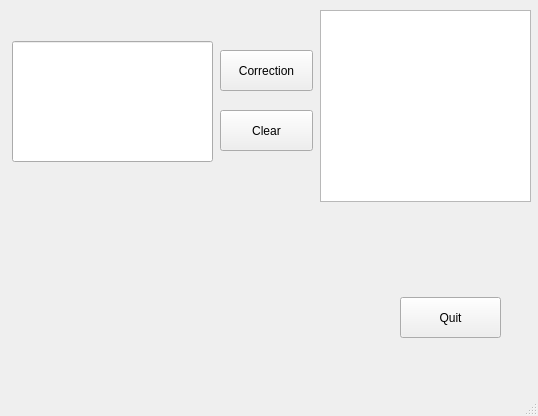
The window that display.ui (Steve-NTN/NLP_Python) describes before a commit, drawn with Qt 5.
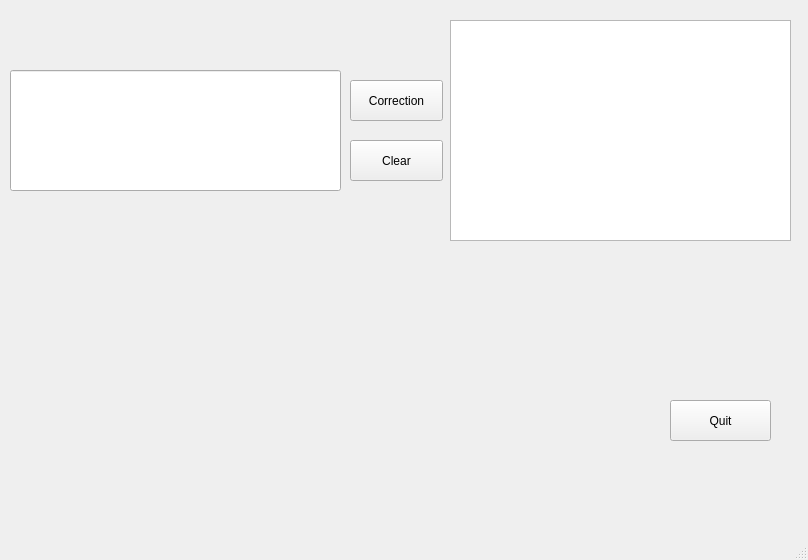
The same window after the commit.

Commit message: Edit and add bi-gram in spell.py and display.py

What changed in the file:
```diff
--- a/display.ui
+++ b/display.ui
@@ -6,8 +6,8 @@
    <rect>
     <x>0</x>
     <y>0</y>
-    <width>538</width>
-    <height>416</height>
+    <width>808</width>
+    <height>560</height>
    </rect>
   </property>
   <property name="windowTitle">
@@ -17,8 +17,8 @@
    <widget class="QPushButton" name="pushButton">
     <property name="geometry">
      <rect>
-      <x>220</x>
-      <y>50</y>
+      <x>350</x>
+      <y>80</y>
       <width>93</width>
       <height>41</height>
      </rect>
@@ -30,8 +30,8 @@
    <widget class="QPushButton" name="pushButton_2">
     <property name="geometry">
      <rect>
-      <x>400</x>
-      <y>297</y>
+      <x>670</x>
+      <y>400</y>
       <width>101</width>
       <height>41</height>
      </rect>
@@ -43,8 +43,8 @@
    <widget class="QPushButton" name="pushButton_3">
     <property name="geometry">
      <rect>
-      <x>220</x>
-      <y>110</y>
+      <x>350</x>
+      <y>140</y>
       <width>93</width>
       <height>41</height>
      </rect>
@@ -56,9 +56,9 @@
    <widget class="QLineEdit" name="lineEdit">
     <property name="geometry">
      <rect>
-      <x>12</x>
-      <y>41</y>
-      <width>201</width>
+      <x>10</x>
+      <y>70</y>
+      <width>331</width>
       <height>121</height>
      </rect>
     </property>
@@ -66,10 +66,10 @@
    <widget class="QListWidget" name="listWidget">
     <property name="geometry">
      <rect>
-      <x>320</x>
-      <y>10</y>
-      <width>211</width>
-      <height>192</height>
+      <x>450</x>
+      <y>20</y>
+      <width>341</width>
+      <height>221</height>
      </rect>
     </property>
    </widget>
```
Left out of the diff: 2 changed lines with no effect on the pictures. The commit also changes 4 other files.
